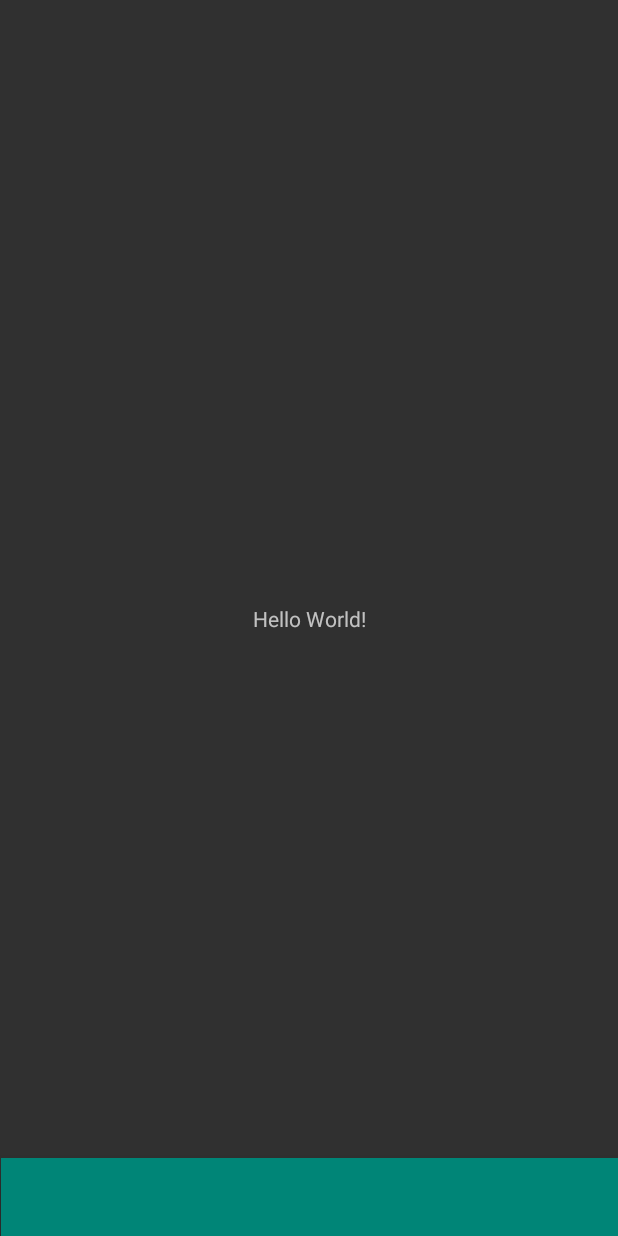
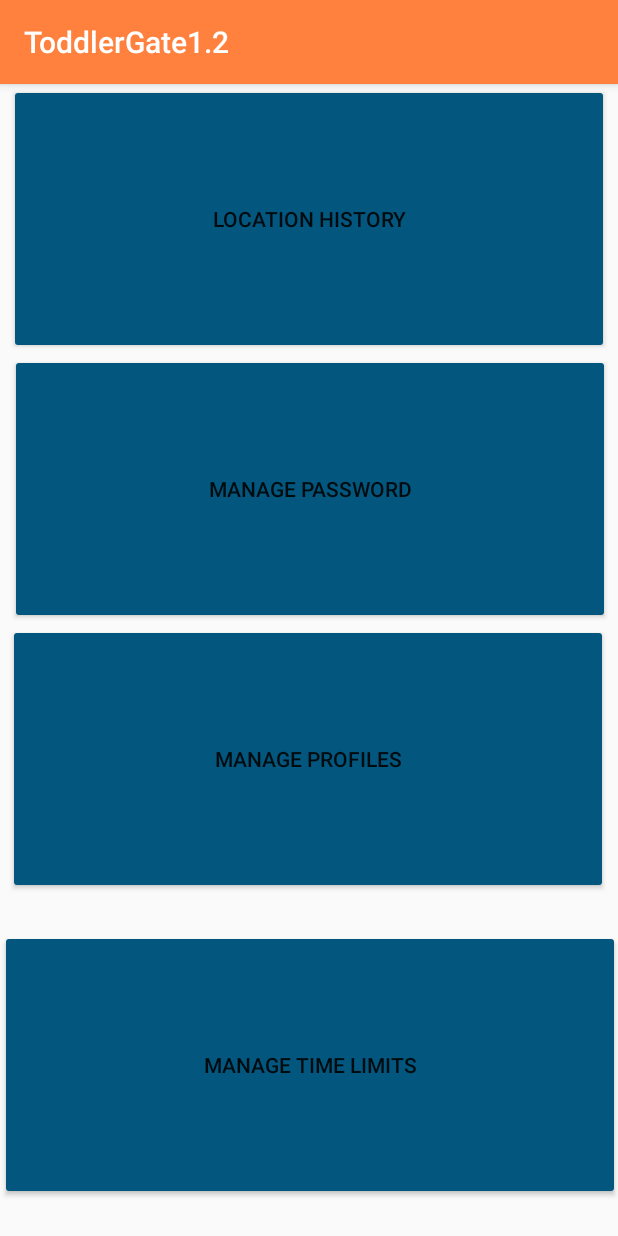
Before and after one commit to edgarbs1998-ips-lei-projects/toddler-gate, an Android app: the screen it shows after launch (MainActivity before the commit, Parents_Area_Main after it), on a phone screen of 412 x 824 dp. Run offline under Robolectric (Android 15) with nearby library versions, the phone set to English and light mode, and no system bars.

Commit message:
-Created Parents Area Actitivity -Added the buttons -Still missing the necessary spacing

```diff
--- a/app/src/main/AndroidManifest.xml
+++ b/app/src/main/AndroidManifest.xml
@@ -9,13 +9,18 @@
         android:roundIcon="@mipmap/ic_launcher_round"
         android:supportsRtl="true"
         android:theme="@style/Theme.AppCompat.NoActionBar">
-        <activity android:name=".MainActivity">
+        <activity
+            android:name="parents_area.Parents_Area_Main"
+            android:theme="@style/AppTheme">
             <intent-filter>
                 <action android:name="android.intent.action.MAIN" />
 
                 <category android:name="android.intent.category.LAUNCHER" />
             </intent-filter>
         </activity>
+        <activity android:name=".MainActivity">
+
+        </activity>
     </application>
 
 </manifest>
--- /dev/null
+++ b/app/src/main/java/parents_area/Parents_Area_Main.java
@@ -0,0 +1,16 @@
+package parents_area;
+
+import androidx.appcompat.app.AppCompatActivity;
+
+import android.os.Bundle;
+
+import com.example.toddlergate12.R;
+
+public class Parents_Area_Main extends AppCompatActivity {
+
+    @Override
+    protected void onCreate(Bundle savedInstanceState) {
+        super.onCreate(savedInstanceState);
+        setContentView(R.layout.activity_parents_area_main);
+    }
+}
--- a/app/src/main/res/layout/activity_main.xml
+++ b/app/src/main/res/layout/activity_main.xml
@@ -19,7 +19,7 @@
     <com.google.android.material.bottomnavigation.BottomNavigationView
         android:layout_width="411dp"
         android:layout_height="52dp"
-        android:background="@color/colorPrimary"
+        android:background="@color/colorOrange"
         app:layout_constraintBottom_toBottomOf="parent"
         app:layout_constraintEnd_toEndOf="parent"
         app:layout_constraintStart_toStartOf="parent" />
--- /dev/null
+++ b/app/src/main/res/layout/activity_parents_area_main.xml
@@ -0,0 +1,60 @@
+<?xml version="1.0" encoding="utf-8"?>
+<androidx.constraintlayout.widget.ConstraintLayout xmlns:android="http://schemas.android.com/apk/res/android"
+    xmlns:app="http://schemas.android.com/apk/res-auto"
+    xmlns:tools="http://schemas.android.com/tools"
+    android:layout_width="fill_parent"
+    android:layout_height="fill_parent"
+    tools:context="parents_area.Parents_Area_Main">
+
+    <Button
+        android:id="@+id/button4"
+        style="@style/Widget.AppCompat.Button"
+        android:layout_width="413dp"
+        android:layout_height="180dp"
+        android:layout_weight="0"
+        android:backgroundTint="#03567D"
+        android:text="Manage Time Limits"
+        app:layout_constraintBottom_toBottomOf="parent"
+        app:layout_constraintEnd_toEndOf="parent"
+        app:layout_constraintHorizontal_bias="0"
+        app:layout_constraintStart_toStartOf="parent"
+        app:layout_constraintTop_toBottomOf="@+id/button3" />
+
+    <Button
+        android:id="@+id/button3"
+        style="@style/Widget.AppCompat.Button"
+        android:layout_width="400dp"
+        android:layout_height="180dp"
+        android:layout_weight="0"
+        android:backgroundTint="#03567D"
+        android:text="Manage Profiles"
+        app:layout_constraintEnd_toEndOf="parent"
+        app:layout_constraintHorizontal_bias="0.454"
+        app:layout_constraintStart_toStartOf="parent"
+        app:layout_constraintTop_toBottomOf="@+id/button2" />
+
+    <Button
+        android:id="@+id/button2"
+        style="@style/Widget.AppCompat.Button"
+        android:layout_width="400dp"
+        android:layout_height="180dp"
+        android:layout_weight="0"
+        android:backgroundTint="#03567D"
+        android:text="Manage Password"
+        app:layout_constraintEnd_toEndOf="parent"
+        app:layout_constraintHorizontal_bias="0.545"
+        app:layout_constraintStart_toStartOf="parent"
+        app:layout_constraintTop_toBottomOf="@+id/button" />
+
+    <Button
+        android:id="@+id/button"
+        style="@style/Widget.AppCompat.Button"
+        android:layout_width="400dp"
+        android:layout_height="180dp"
+        android:layout_weight="0"
+        android:backgroundTint="#03567D"
+        android:text="Location History"
+        app:layout_constraintEnd_toEndOf="parent"
+        app:layout_constraintStart_toStartOf="parent"
+        app:layout_constraintTop_toTopOf="parent" />
+</androidx.constraintlayout.widget.ConstraintLayout>
--- a/app/src/main/res/values/colors.xml
+++ b/app/src/main/res/values/colors.xml
@@ -1,6 +1,6 @@
 <?xml version="1.0" encoding="utf-8"?>
 <resources>
-    <color name="colorPrimary">#008577</color>
-    <color name="colorPrimaryDark">#00574B</color>
-    <color name="colorAccent">#D81B60</color>
+    <color name="colorOrange">#FF813D</color>
+    <color name="colorBlueLight">#0288D1</color>
+    <color name="colorBlueDark">#03567D</color>
 </resources>
--- a/app/src/main/res/values/styles.xml
+++ b/app/src/main/res/values/styles.xml
@@ -3,9 +3,9 @@
     <!-- Base application theme. -->
     <style name="AppTheme" parent="Theme.AppCompat.Light.DarkActionBar">
         <!-- Customize your theme here. -->
-        <item name="colorPrimary">@color/colorPrimary</item>
-        <item name="colorPrimaryDark">@color/colorPrimaryDark</item>
-        <item name="colorAccent">@color/colorAccent</item>
+        <item name="colorPrimary">@color/colorOrange</item>
+        <item name="colorPrimaryDark">@color/colorBlueLight</item>
+        <item name="colorAccent">@color/colorBlueDark</item>
     </style>
 
 </resources>
```
